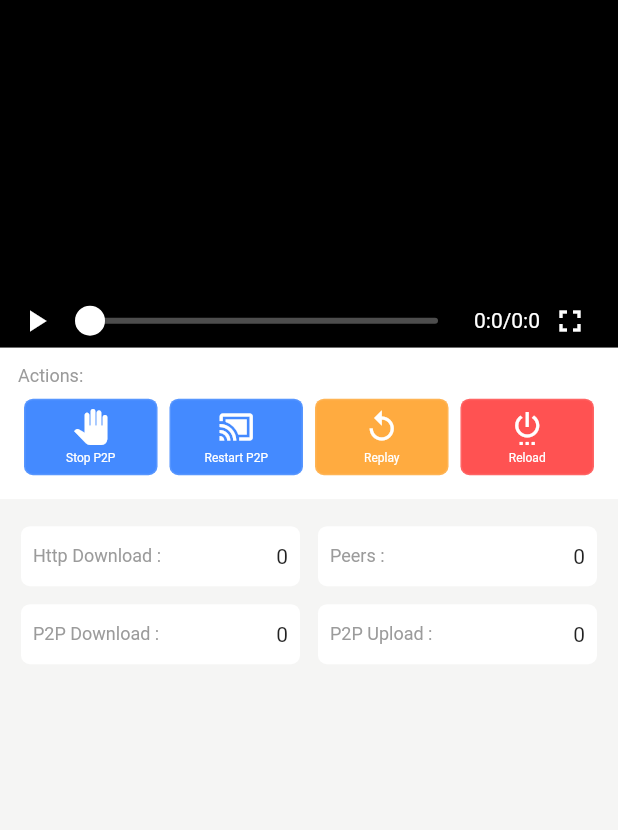
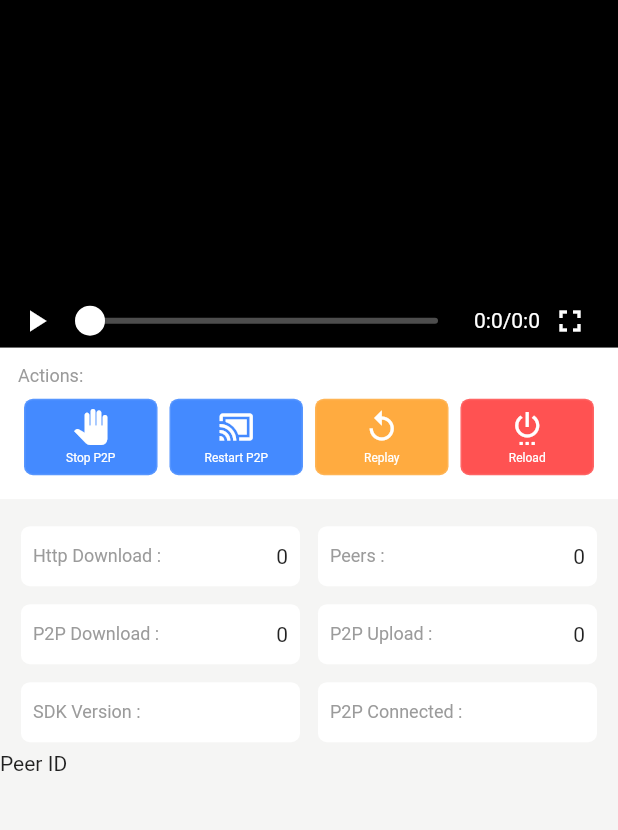
Before and after one commit to cdnbye/flutter-p2p-engine, a Flutter app: the CustomVideoPlayerPage screen opened directly, on a phone screen of 412 x 824 dp, the part 84-914 px from its top. Run offline on Flutter 3.47's test engine with Material 2 defaults, Android fonts, the phone set to English and light mode, and no system bars; our stand-ins replace video_player; statements that could not run were skipped.

Commit message:
完善example

```diff
--- a/example/lib/pages/customVideoPage.dart
+++ b/example/lib/pages/customVideoPage.dart
@@ -40,12 +40,21 @@ class _CustomVideoPlayerPageState extends State<CustomVideoPlayerPage> {
         if (value is int) {
           _addValue(key, value);
         } else if (value is List) {
-          _addValue(key, value.length);
+          map[key] = value.length;
         }
         _info = '${map.toString()}\n';
+
+        _updateData();
+
         setState(() {});
       },
     );
+    _version = await Cdnbye.platformVersion;              // sdk version
+  }
+
+  _updateData() async {
+    _connected = await Cdnbye.isConnected() ? 'YES' : 'NO';
+    _peerId = await Cdnbye.getPeerId();
   }
 
   _addValue(key, value) {
@@ -57,8 +66,8 @@ class _CustomVideoPlayerPageState extends State<CustomVideoPlayerPage> {
   }
 
   _loadVideo() async {
-    var url = 'https://iqiyi.com-t-iqiyi.com/20190722/5120_0f9eec31/index.m3u8';
-//    var url = 'http://hefeng.live.tempsource.cjyun.org/videotmp/s10100-hftv.m3u8';
+//    var url = 'https://iqiyi.com-t-iqiyi.com/20190722/5120_0f9eec31/index.m3u8';
+    var url = 'http://hefeng.live.tempsource.cjyun.org/videotmp/s10100-hftv.m3u8';
     print('Original URL: $url');
     url = await Cdnbye.parseStreamURL(url);
     print('Parsed URL: $url');
@@ -82,9 +91,13 @@ class _CustomVideoPlayerPageState extends State<CustomVideoPlayerPage> {
     } catch (e) {
       print('$e');
     }
+
   }
 
   String _info = '';
+  String _version = '';
+  String _peerId = '';
+  String _connected = '';
   int position = 0;
   int videoDuration = 0;
 
@@ -230,6 +243,13 @@ class _CustomVideoPlayerPageState extends State<CustomVideoPlayerPage> {
             k2: 'P2P Upload',
             v2: map['p2pUploaded'],
           ),
+          InfoRow(
+            k1: 'SDK Version',
+            v1: _version,
+            k2: 'P2P Connected',
+            v2: _connected,
+          ),
+          Text("Peer ID " + _peerId),
         ],
       ),
     );
--- a/lib/cdnbye.dart
+++ b/lib/cdnbye.dart
@@ -39,7 +39,7 @@ class Cdnbye {
   static Future<bool> isConnected() => _channel.invokeMethod('isConnected');
   static Future restartP2p() => _channel.invokeMethod('restartP2p');
   static Future stopP2p() => _channel.invokeMethod('stopP2p');
-  static Future<int> getPeerId() => _channel.invokeMethod('getPeerId');
+  static Future<String> getPeerId() => _channel.invokeMethod('getPeerId');
 
 }
 
--- a/pubspec.yaml
+++ b/pubspec.yaml
@@ -1,5 +1,5 @@
 name: cdnbye
-description: CDNBye flutter P2P Engine scales live/vod video streaming by peer-to-peer network using bittorrent-like protocol. Powered by WebRTC Datachannel, this SDK can interconnect with the Web side plug-in of CDNBye, which greatly increases the number of nodes in the P2P network, breaking the gap between the browser and mobile application. Merely a few lines of codes are required to quickly integrate into existing flutter projects. As expected, it supports any flutter player!
+description: CDNBye flutter P2P Engine scales live/vod video streaming by peer-to-peer network using bittorrent-like protocol. Powered by WebRTC Datachannel, this SDK can interconnect with the Web side plug-in of CDNBye, which greatly increases the number of nodes in the P2P network, breaking the gap between the browser and mobile application. As expected, it supports any flutter player!
 version: 0.2.0
 author: cdnbye <service@cdnbye.com>
 homepage: https://github.com/cdnbye/flutter-p2p-engine
```
Also changed, not shown: 2 other files.
